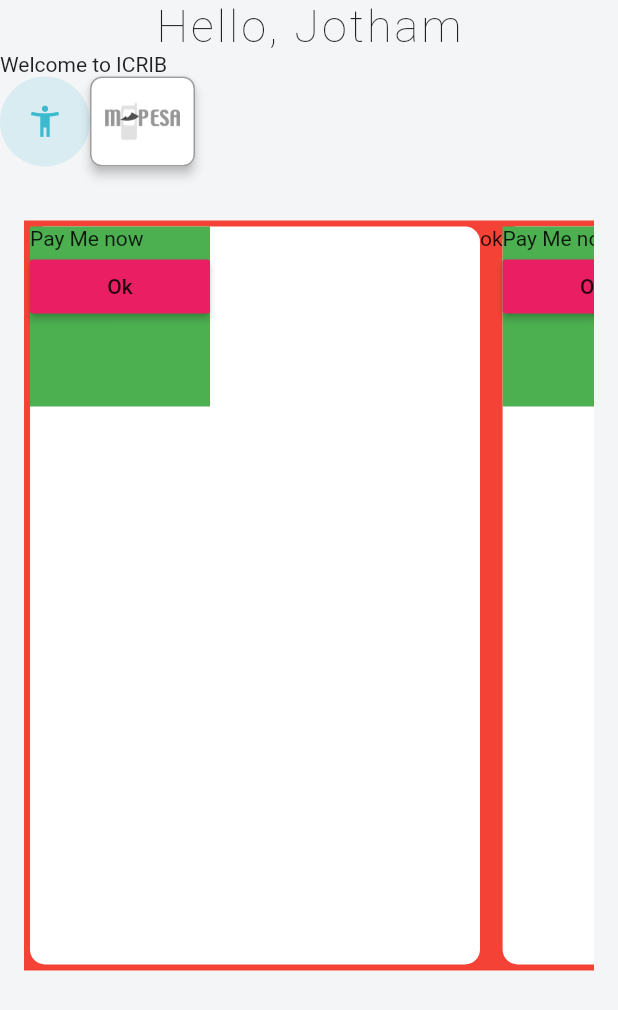
After one commit to CreamyMilk/sampleDeployapp, a Flutter app: the screen it shows after launch, on a phone screen of 412 x 824 dp. The commit adds this screen. Shown: the top 1010 px of the screen. Run offline on Flutter 3.47's test engine with Material 2 defaults, Android fonts, the phone set to English and light mode, and no system bars; our stand-ins replace firebase_messaging, flare_flutter, flutter_local_notifications, google_maps_flutter, sms_autofill; missing offline and left inert: clipboard; accounts and stored records are empty.

Commit message:
Made payments buttons and cards foundation and +254 prefix to the login screen

```diff
--- a/lib/main.dart
+++ b/lib/main.dart
@@ -1,5 +1,8 @@
 import 'package:flutter/material.dart';
-import 'package:sampledeployapp/views/maps_view.dart';
+import 'package:sampledeployapp/views/home_cards.dart';
+//import 'package:sampledeployapp/views/home_cards.dart';
+//import 'package:sampledeployapp/views/payments_selections.dart';
+//import 'package:sampledeployapp/views/maps_view.dart';
 //import 'package:sampledeployapp/widget/login_otp.dart';
 //import 'package:sampledeployapp/views/users_data.dart';
 import 'package:sampledeployapp/widget/messageHandler.dart';
@@ -13,7 +16,19 @@ class MyApp extends StatelessWidget {
   @override
   Widget build(BuildContext context) => MaterialApp(
         title: appTitle,
-        home: MapSample(),
+        debugShowCheckedModeBanner: false,
+        theme: ThemeData(
+          primaryColor: Color(0xFF3EBACE),
+          accentColor: Color(0xFFD8ECF1),
+          scaffoldBackgroundColor: Color(0xFFF3F5F7),
+        ),
+        darkTheme: ThemeData(
+          primaryColor: Color(0xFF3EBACE),
+          accentColor: Color(0xFFD8ECF1),
+          scaffoldBackgroundColor: Color(0xFFF3F5F7),
+        ),
+        home: HomeViewCardLayout(),
+        //home: MapSample(),
         //home: LoginOTP(),
         //home: UserTest(appTitle: appTitle),
       );
--- /dev/null
+++ b/lib/views/home_cards.dart
@@ -0,0 +1,107 @@
+import 'package:flutter/material.dart';
+import 'package:sampledeployapp/views/payments_selections.dart';
+//import 'package:sampledeployapp/widget/options_carosel.dart';
+
+class HomeViewCardLayout extends StatefulWidget {
+  HomeViewCardLayout({Key key}) : super(key: key);
+
+  @override
+  _HomeViewCardLayoutState createState() => _HomeViewCardLayoutState();
+}
+
+class _HomeViewCardLayoutState extends State<HomeViewCardLayout> {
+  @override
+  Widget build(BuildContext context) {
+    return Scaffold(
+      body: SafeArea(
+        child: ListView(
+          children: [
+            Center(
+              child: Text(
+                "Hello, Jotham",
+                style: TextStyle(
+                  letterSpacing: 2.0,
+                  fontSize: 30.0,
+                  fontWeight: FontWeight.w100,
+                ),
+              ),
+            ),
+            Text("Welcome to ICRIB"),
+            Row(
+              children: [
+                Row(
+                  mainAxisAlignment: MainAxisAlignment.spaceBetween,
+                  children: [
+                    //Sample round icon
+                    Container(
+                      height: 60,
+                      width: 60,
+                      decoration: BoxDecoration(
+                          color: Theme.of(context).accentColor,
+                          borderRadius: BorderRadius.circular(30.0)),
+                      child: Icon(Icons.accessibility_new,
+                          size: 25.0, color: Theme.of(context).primaryColor),
+                    ),
+                  ],
+                ),
+                Pays(),
+              ],
+            ),
+            SizedBox(height: 20.0),
+            Container(
+              margin: EdgeInsets.all(16.0),
+              color: Colors.red,
+              height: 500,
+              child: ListView(
+                padding: EdgeInsets.all(4.0),
+                scrollDirection: Axis.horizontal,
+                children: [PageCard(), Text("ok"), PageCard()],
+              ),
+            )
+          ],
+        ),
+      ),
+    );
+  }
+}
+
+class PageCard extends StatefulWidget {
+  PageCard({Key key}) : super(key: key);
+
+  @override
+  _PageCardState createState() => _PageCardState();
+}
+
+class _PageCardState extends State<PageCard> {
+  @override
+  Widget build(BuildContext context) {
+    return Container(
+      height: 5,
+      width: 300,
+      decoration: BoxDecoration(
+        color: Colors.white,
+        borderRadius: BorderRadius.circular(10.0),
+      ),
+      child: Stack(
+        children: [
+          Container(
+            height: 120,
+            width: 120,
+            color: Colors.green,
+            child: ListView(
+              children: [
+                Text("Pay Me now"),
+                MaterialButton(
+                    color: Colors.pink,
+                    child: Text("Ok"),
+                    onPressed: () {
+                      print("Pay");
+                    }),
+              ],
+            ),
+          )
+        ],
+      ),
+    );
+  }
+}
--- /dev/null
+++ b/lib/views/payments_selections.dart
@@ -0,0 +1,89 @@
+import 'package:flutter/material.dart';
+
+class PaymentsChoice extends StatefulWidget {
+  PaymentsChoice({Key key}) : super(key: key);
+
+  @override
+  _PaymentsChoiceState createState() => _PaymentsChoiceState();
+}
+
+class _PaymentsChoiceState extends State<PaymentsChoice> {
+  @override
+  Widget build(BuildContext context) {
+    return ListView(
+      children: [],
+    );
+  }
+}
+
+class Pays extends StatefulWidget {
+  @override
+  _PaysState createState() => _PaysState();
+}
+
+class _PaysState extends State<Pays> {
+  bool _enabled = false;
+  @override
+  Widget build(BuildContext context) {
+    return Row(
+      children: [
+        MaterialButton(
+          minWidth: 35,
+          height: 40,
+          shape: RoundedRectangleBorder(
+              borderRadius: BorderRadius.circular(8.0),
+              side: _enabled
+                  ? BorderSide(color: Colors.red)
+                  : BorderSide(color: Colors.grey)),
+          elevation: 3.0,
+          padding: EdgeInsets.all(10.0),
+          color: Colors.white,
+          onPressed: () {
+            setState(() {
+              _enabled = !_enabled;
+            });
+          },
+          child: ColorFiltered(
+            colorFilter: _enabled
+                ? ColorFilter.mode(
+                    Colors.transparent,
+                    BlendMode.multiply,
+                  )
+                : ColorFilter.matrix(<double>[
+                    0.2126,
+                    0.7152,
+                    0.0722,
+                    0,
+                    0,
+                    0.2126,
+                    0.7152,
+                    0.0722,
+                    0,
+                    0,
+                    0.2126,
+                    0.7152,
+                    0.0722,
+                    0,
+                    0,
+                    0,
+                    0,
+                    0,
+                    1,
+                    0,
+                  ]),
+            child: Container(
+              width: 50,
+              height: 40,
+              child: Image.asset(
+                'assets/mpesa.png',
+                fit: BoxFit.scaleDown,
+                width: 10,
+                height: 5,
+              ),
+            ),
+          ),
+        ),
+      ],
+    );
+  }
+}
--- a/lib/widget/login_otp.dart
+++ b/lib/widget/login_otp.dart
@@ -36,7 +36,8 @@ class _LoginOTPState extends State<LoginOTP> {
               },
               controller: _testcontroller,
               decoration: InputDecoration(
-                hintText: '07XXXXXX',
+                hintText: ' PhoneNumber',
+                prefixText: "+254",
               ),
               keyboardType: TextInputType.numberWithOptions(),
             ),
--- /dev/null
+++ b/lib/widget/options_carosel.dart
@@ -0,0 +1,31 @@
+import 'package:flutter/material.dart';
+
+class OptionsCarosel extends StatelessWidget {
+  const OptionsCarosel({Key key}) : super(key: key);
+
+  @override
+  Widget build(BuildContext context) {
+    return Container(
+      height: 300,
+      child: ListView(
+        children: [
+          RedBox(),
+          RedBox(),
+        ],
+      ),
+    );
+  }
+}
+
+class RedBox extends StatelessWidget {
+  const RedBox({Key key}) : super(key: key);
+
+  @override
+  Widget build(BuildContext context) {
+    return Container(
+      height: 200,
+      color: Colors.red,
+      child: Text("Ok"),
+    );
+  }
+}
```
Also changed, not shown: assets/airtel.png (added), assets/mpesa.png (added), assets/safaricom.png (added), 1 other file.
